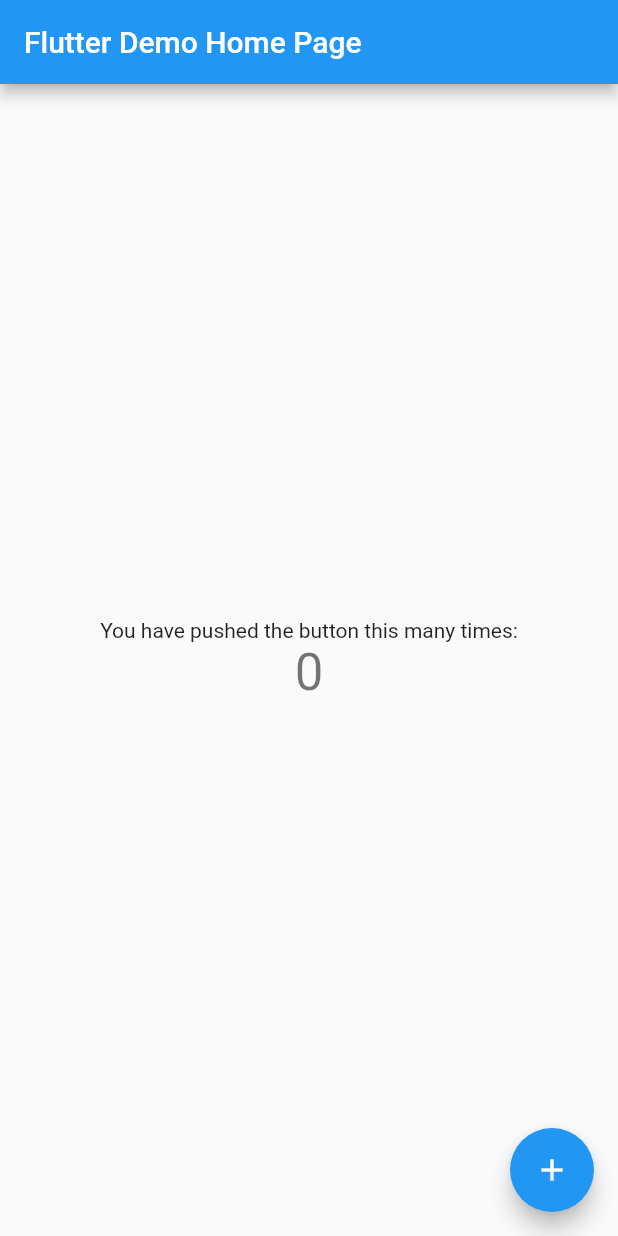
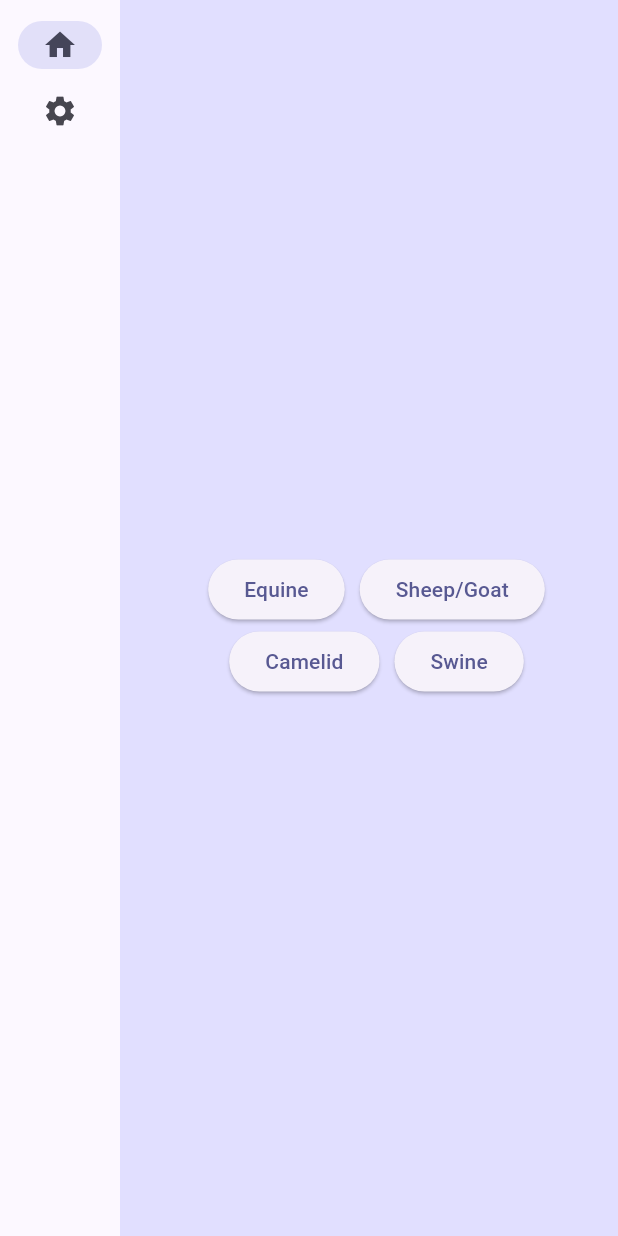
Before and after one commit to JoshyOWashy/Veterinary-Calculator-App, a Flutter app: the screen it shows after launch, on a phone screen of 412 x 824 dp. Run offline on Flutter 3.47's test engine with Material 2 defaults, Android fonts, the phone set to English and light mode, and no system bars.

Commit message:
move over code from flutter tutorial

```diff
--- a/vet_calc_app/lib/main.dart
+++ b/vet_calc_app/lib/main.dart
@@ -1,115 +1,208 @@
 import 'package:flutter/material.dart';
+import 'package:provider/provider.dart';
 
 void main() {
   runApp(const MyApp());
 }
 
+// Main app
 class MyApp extends StatelessWidget {
   const MyApp({super.key});
 
-  // This widget is the root of your application.
   @override
   Widget build(BuildContext context) {
-    return MaterialApp(
-      title: 'Flutter Demo',
-      theme: ThemeData(
-        // This is the theme of your application.
-        //
-        // Try running your application with "flutter run". You'll see the
-        // application has a blue toolbar. Then, without quitting the app, try
-        // changing the primarySwatch below to Colors.green and then invoke
-        // "hot reload" (press "r" in the console where you ran "flutter run",
-        // or simply save your changes to "hot reload" in a Flutter IDE).
-        // Notice that the counter didn't reset back to zero; the application
-        // is not restarted.
-        primarySwatch: Colors.blue,
+    return ChangeNotifierProvider(
+      create: (context) => MyAppState(),
+      child: MaterialApp(
+        title: 'Vet Calculator',
+        theme: ThemeData(
+          useMaterial3: true,
+          colorScheme: ColorScheme.fromSeed(
+              seedColor: const Color.fromARGB(255, 106, 107, 175)),
+        ),
+        home: const MyHomePage(),
       ),
-      home: const MyHomePage(title: 'Flutter Demo Home Page'),
     );
   }
 }
 
+// Loading screen
+class LoadingScreen extends StatelessWidget {
+  const LoadingScreen({super.key});
+
+  @override
+  Widget build(BuildContext context) {
+    // Navigator.pushReplacement(
+    //   context,
+    //   MaterialPageRoute(builder: (context) => MyAppState()),
+    // );
+
+    return Scaffold(
+      body: Center(
+        child: Column(
+          mainAxisAlignment: MainAxisAlignment.center,
+          children: const <Widget>[
+            CircularProgressIndicator(),
+            SizedBox(height: 20),
+            Text('Loading...'),
+          ],
+        ),
+      ),
+    );
+  }
+}
+
+class MyAppState extends ChangeNotifier {
+  var animals = [
+    "Equine",
+    "Sheep/Goat",
+    "Camelid",
+    "Swine",
+    "Cattle",
+    "Dog",
+    "Cat"
+  ];
+
+  void chooseAnimal() {
+    notifyListeners();
+  }
+}
+
+// Home page
 class MyHomePage extends StatefulWidget {
-  const MyHomePage({super.key, required this.title});
-
-  // This widget is the home page of your application. It is stateful, meaning
-  // that it has a State object (defined below) that contains fields that affect
-  // how it looks.
-
-  // This class is the configuration for the state. It holds the values (in this
-  // case the title) provided by the parent (in this case the App widget) and
-  // used by the build method of the State. Fields in a Widget subclass are
-  // always marked "final".
-
-  final String title;
+  const MyHomePage({super.key});
 
   @override
   State<MyHomePage> createState() => _MyHomePageState();
 }
 
 class _MyHomePageState extends State<MyHomePage> {
-  int _counter = 0;
-
-  void _incrementCounter() {
-    setState(() {
-      // This call to setState tells the Flutter framework that something has
-      // changed in this State, which causes it to rerun the build method below
-      // so that the display can reflect the updated values. If we changed
-      // _counter without calling setState(), then the build method would not be
-      // called again, and so nothing would appear to happen.
-      _counter++;
-    });
-  }
+  var selectedIndex = 0;
 
   @override
   Widget build(BuildContext context) {
-    // This method is rerun every time setState is called, for instance as done
-    // by the _incrementCounter method above.
-    //
-    // The Flutter framework has been optimized to make rerunning build methods
-    // fast, so that you can just rebuild anything that needs updating rather
-    // than having to individually change instances of widgets.
-    return Scaffold(
-      appBar: AppBar(
-        // Here we take the value from the MyHomePage object that was created by
-        // the App.build method, and use it to set our appbar title.
-        title: Text(widget.title),
-      ),
-      body: Center(
-        // Center is a layout widget. It takes a single child and positions it
-        // in the middle of the parent.
-        child: Column(
-          // Column is also a layout widget. It takes a list of children and
-          // arranges them vertically. By default, it sizes itself to fit its
-          // children horizontally, and tries to be as tall as its parent.
-          //
-          // Invoke "debug painting" (press "p" in the console, choose the
-          // "Toggle Debug Paint" action from the Flutter Inspector in Android
-          // Studio, or the "Toggle Debug Paint" command in Visual Studio Code)
-          // to see the wireframe for each widget.
-          //
-          // Column has various properties to control how it sizes itself and
-          // how it positions its children. Here we use mainAxisAlignment to
-          // center the children vertically; the main axis here is the vertical
-          // axis because Columns are vertical (the cross axis would be
-          // horizontal).
-          mainAxisAlignment: MainAxisAlignment.center,
-          children: <Widget>[
-            const Text(
-              'You have pushed the button this many times:',
+    Widget page;
+    switch (selectedIndex) {
+      case 0:
+        page = const GeneratorPage();
+        break;
+      case 1:
+        page = SettingsPage();
+        break;
+      default:
+        throw UnimplementedError('no widget for $selectedIndex');
+    }
+
+    return LayoutBuilder(builder: (context, constraints) {
+      return Scaffold(
+        body: Row(
+          children: [
+            SafeArea(
+              child: NavigationRail(
+                extended: constraints.maxWidth >= 600,
+                destinations: const [
+                  NavigationRailDestination(
+                    icon: Icon(Icons.home),
+                    label: Text('Home'),
+                  ),
+                  NavigationRailDestination(
+                    icon: Icon(Icons.settings),
+                    label: Text('Settings'),
+                  ),
+                ],
+                selectedIndex: selectedIndex,
+                onDestinationSelected: (value) {
+                  setState(() {
+                    selectedIndex = value;
+                  });
+                },
+              ),
             ),
-            Text(
-              '$_counter',
-              style: Theme.of(context).textTheme.headline4,
+            Expanded(
+              child: Container(
+                color: Theme.of(context).colorScheme.primaryContainer,
+                child: page,
+              ),
             ),
           ],
         ),
+      );
+    });
+  }
+}
+
+// Main page
+class GeneratorPage extends StatelessWidget {
+  const GeneratorPage({super.key});
+
+  @override
+  Widget build(BuildContext context) {
+    var appState = context.watch<MyAppState>();
+
+    return Center(
+      child: Column(
+        mainAxisAlignment: MainAxisAlignment.center,
+        children: [
+          const SizedBox(height: 10),
+          Row(
+            mainAxisSize: MainAxisSize.min,
+            children: [
+              const SizedBox(width: 10),
+              ElevatedButton(
+                onPressed: () {
+                  //
+                },
+                child: Text(appState.animals[0]),
+              ),
+              const SizedBox(width: 10),
+              ElevatedButton(
+                onPressed: () {
+                  //
+                },
+                child: Text(appState.animals[1]),
+              ),
+            ],
+          ),
+          Row(
+            mainAxisSize: MainAxisSize.min,
+            children: [
+              const SizedBox(width: 10),
+              ElevatedButton(
+                onPressed: () {
+                  //
+                },
+                child: Text(appState.animals[2]),
+              ),
+              const SizedBox(width: 10),
+              ElevatedButton(
+                onPressed: () {
+                  //
+                },
+                child: Text(appState.animals[3]),
+              ),
+            ],
+          ),
+        ],
       ),
-      floatingActionButton: FloatingActionButton(
-        onPressed: _incrementCounter,
-        tooltip: 'Increment',
-        child: const Icon(Icons.add),
-      ), // This trailing comma makes auto-formatting nicer for build methods.
     );
   }
 }
+
+// Settings page
+class SettingsPage extends StatelessWidget {
+  const SettingsPage({super.key});
+
+  @override
+  Widget build(BuildContext context) {
+    var appState = context.watch<MyAppState>();
+
+    return ListView(
+      children: const [
+        Padding(
+          padding: EdgeInsets.all(20),
+          child: Text('Settings'),
+        )
+      ],
+    );
+  }
+}
--- a/vet_calc_app/pubspec.yaml
+++ b/vet_calc_app/pubspec.yaml
@@ -36,6 +36,7 @@ dependencies:
   # The following adds the Cupertino Icons font to your application.
   # Use with the CupertinoIcons class for iOS style icons.
   cupertino_icons: ^1.0.2
+  provider: ^6.0.0
 
 dev_dependencies:
   flutter_test:
```
Also changed, not shown: vet_calc_app/pubspec.lock.
